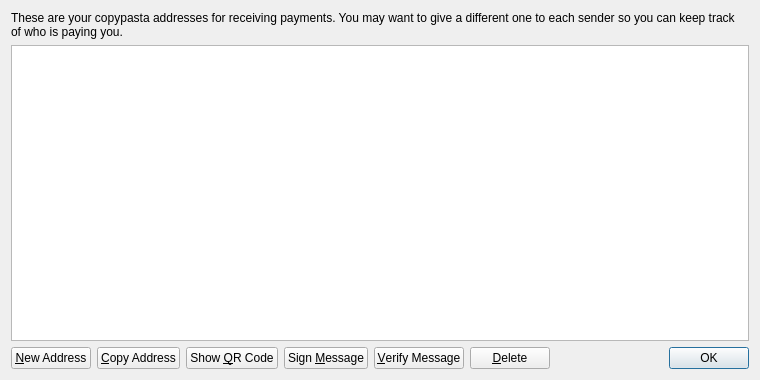
This is src/qt/forms/addressbookpage.ui in scriptr4777/FPSBetCoin as Qt 5 draws it before an edit. The edited form follows.
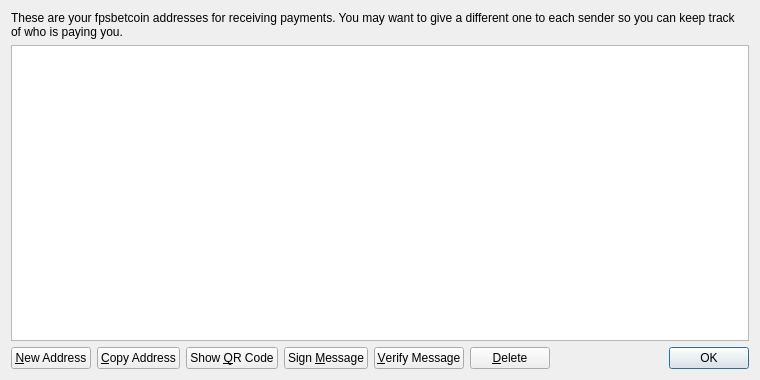
This is the edited form. Icons and pictures are not drawn.

What changed in the file:
```diff
--- a/src/qt/forms/addressbookpage.ui
+++ b/src/qt/forms/addressbookpage.ui
@@ -20,7 +20,7 @@
    <item>
     <widget class="QLabel" name="labelExplanation">
      <property name="text">
-      <string>These are your copypasta addresses for receiving payments. You may want to give a different one to each sender so you can keep track of who is paying you.</string>
+      <string>These are your fpsbetcoin addresses for receiving payments. You may want to give a different one to each sender so you can keep track of who is paying you.</string>
      </property>
      <property name="textFormat">
       <enum>Qt::PlainText</enum>
```
Left out of the diff: 4 changed lines with no effect on the pictures.
